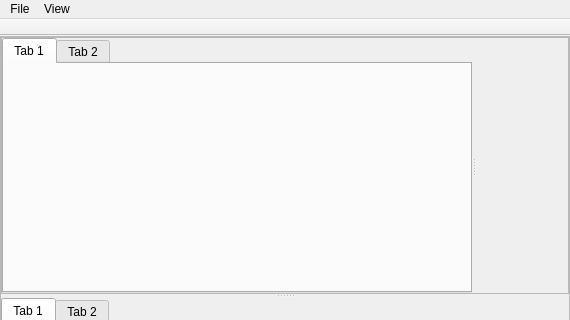
This is src/mainwindow.ui in Leonardo2718/Lepton_Editor as Qt 5 draws it before an edit; both pictures show x 0 to 570 and y 0 to 320 of the 570 by 465 pixel window. The edited form follows.
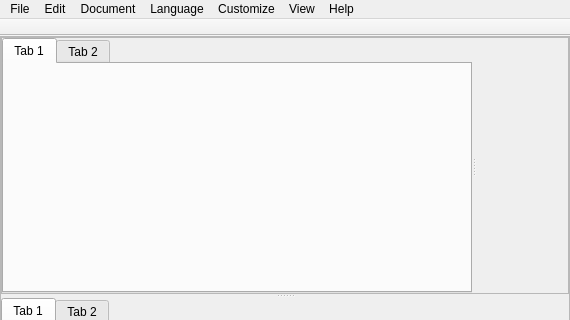
This is the edited form.

Commit message: Add language selector menu.  Fix a few bugs in highlighting. On branch master, changes to be committed: 	modified:   src/leptonlexer.cpp 	modified:   src/leptonlexer.h 	modified:   src/mainwindow.cpp 	modified:   src/mainwindow.h 	modified:   src/mainwindow.ui 	modified:   src/scintillaeditor.cpp 	modified:   src/scintillaeditor.h

Patch:
```diff
--- a/src/mainwindow.ui
+++ b/src/mainwindow.ui
@@ -220,8 +220,40 @@
     <addaction name="actionProject_Manager"/>
     <addaction name="actionEditor_Tools"/>
    </widget>
+   <widget class="QMenu" name="menuHelp">
+    <property name="title">
+     <string>Help</string>
+    </property>
+    <addaction name="actionAbout_Lepton_Editor"/>
+    <addaction name="actionGitHub_Page"/>
+   </widget>
+   <widget class="QMenu" name="menuEdit">
+    <property name="title">
+     <string>Edit</string>
+    </property>
+   </widget>
+   <widget class="QMenu" name="menuDocument">
+    <property name="title">
+     <string>Document</string>
+    </property>
+   </widget>
+   <widget class="QMenu" name="menuCustomize">
+    <property name="title">
+     <string>Customize</string>
+    </property>
+   </widget>
+   <widget class="QMenu" name="menuLanguage">
+    <property name="title">
+     <string>Language</string>
+    </property>
+   </widget>
    <addaction name="menuFile"/>
+   <addaction name="menuEdit"/>
+   <addaction name="menuDocument"/>
+   <addaction name="menuLanguage"/>
+   <addaction name="menuCustomize"/>
    <addaction name="menuView"/>
+   <addaction name="menuHelp"/>
   </widget>
   <widget class="QToolBar" name="mainToolBar">
    <property name="movable">
```
Left out of the diff: 12 changed lines with no effect on the pictures. The commit also changes 6 other files.
